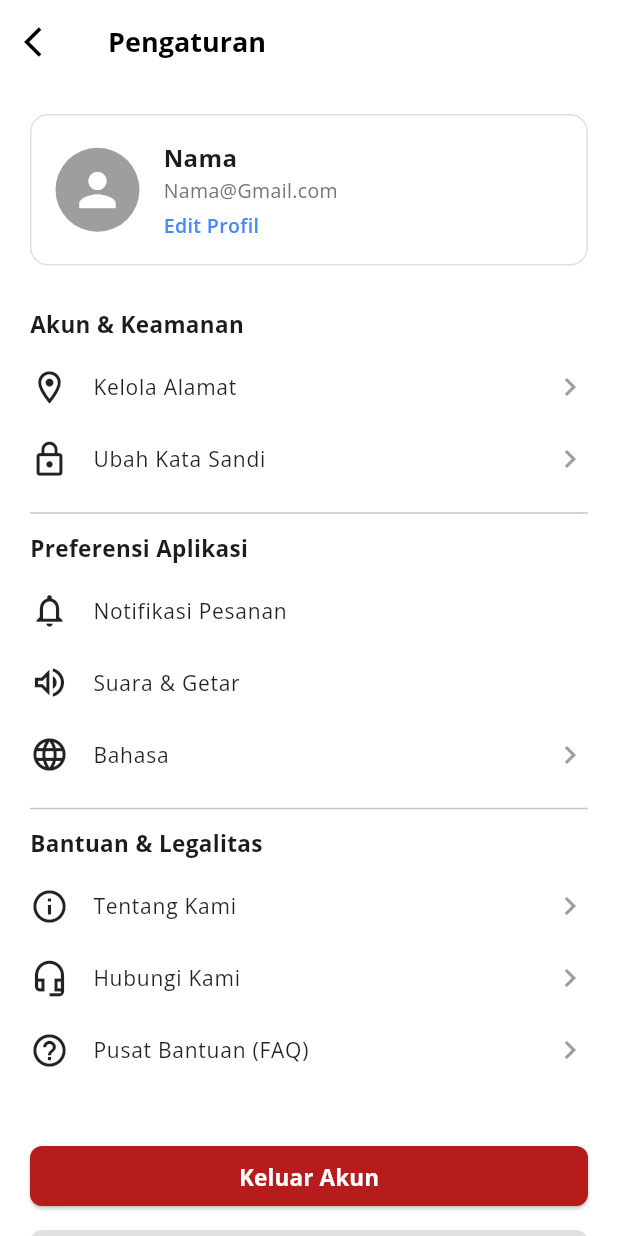
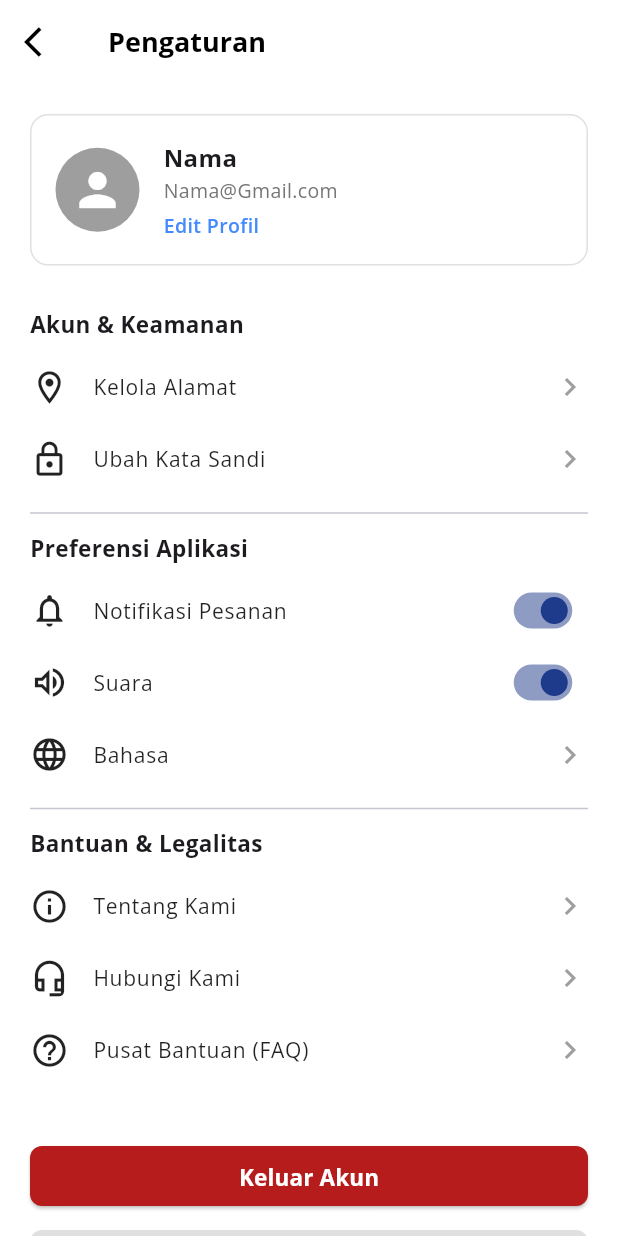
Before and after one commit to Bagus550/bantu-in-project, a Flutter app: the UserSetting screen opened directly, on a phone screen of 412 x 824 dp. Run offline on Flutter 3.47's test engine with Material 3 defaults, Android fonts, the phone set to English and light mode, and no system bars; our stand-ins replace google_fonts.

Commit message:
Dava Hamid Rosyid: UI/UX Specialist & Identity Systems Fixes #23

```diff
--- a/lib/dava/user_setting.dart
+++ b/lib/dava/user_setting.dart
@@ -8,6 +8,8 @@ class UserSetting extends StatefulWidget {
 }
 
 class _UserSettingState extends State<UserSetting> {
+  bool isNotificationOn = true;
+  bool isSuaraOn = true;
   @override
   Widget build(BuildContext context) {
     return Scaffold(
@@ -89,12 +91,19 @@ class _UserSettingState extends State<UserSetting> {
               ),
             ),
             const SizedBox(height: 28),
+            Column(
+              crossAxisAlignment: CrossAxisAlignment.start,
+              children: [
                 const Text(
                   'Akun & Keamanan',
                   style: TextStyle(fontWeight: FontWeight.bold, fontSize: 15),
                 ),
                 const SizedBox(height: 8),
-            _buildMenuItem(Icons.location_on_outlined, 'Kelola Alamat', true),
+                _buildMenuItem(
+                  Icons.location_on_outlined,
+                  'Kelola Alamat',
+                  true,
+                ),
                 _buildMenuItem(Icons.lock_outline, 'Ubah Kata Sandi', true),
                 const Divider(height: 24, thickness: 1),
 
@@ -103,12 +112,56 @@ class _UserSettingState extends State<UserSetting> {
                   style: TextStyle(fontWeight: FontWeight.bold, fontSize: 15),
                 ),
                 const SizedBox(height: 8),
-            _buildMenuItem(
+                ListTile(
+                  contentPadding: EdgeInsets.zero,
+                  visualDensity: const VisualDensity(vertical: -2),
+                  leading: const Icon(
                     Icons.notifications_none,
+                    color: Colors.black87,
+                    size: 26,
+                  ),
+                  title: const Text(
                     'Notifikasi Pesanan',
-              false,
+                    style: TextStyle(fontSize: 14, color: Colors.black87),
                   ),
-            _buildMenuItem(Icons.volume_up_outlined, 'Suara & Getar', false),
+                  trailing: Transform.scale(
+                    scale: 0.75,
+                    child: Switch(
+                      value: isNotificationOn,
+                      activeThumbColor: Theme.of(context).colorScheme.primary,
+                      onChanged: (bool value) {
+                        setState(() {
+                          isNotificationOn = value;
+                        });
+                      },
+                    ),
+                  ),
+                ),
+                ListTile(
+                  contentPadding: EdgeInsets.zero,
+                  visualDensity: const VisualDensity(vertical: -2),
+                  leading: const Icon(
+                    Icons.volume_up_outlined,
+                    color: Colors.black87,
+                    size: 26,
+                  ),
+                  title: const Text(
+                    'Suara',
+                    style: TextStyle(fontSize: 14, color: Colors.black87),
+                  ),
+                  trailing: Transform.scale(
+                    scale: 0.75,
+                    child: Switch(
+                      value: isSuaraOn,
+                      activeThumbColor: Theme.of(context).colorScheme.primary,
+                      onChanged: (bool value) {
+                        setState(() {
+                          isSuaraOn = value;
+                        });
+                      },
+                    ),
+                  ),
+                ),
                 _buildMenuItem(Icons.language, 'Bahasa', true),
                 const Divider(height: 24, thickness: 1),
 
@@ -118,10 +171,15 @@ class _UserSettingState extends State<UserSetting> {
                 ),
                 const SizedBox(height: 8),
                 _buildMenuItem(Icons.info_outline, 'Tentang Kami', true),
-            _buildMenuItem(Icons.headset_mic_outlined, 'Hubungi Kami', true),
+                _buildMenuItem(
+                  Icons.headset_mic_outlined,
+                  'Hubungi Kami',
+                  true,
+                ),
                 _buildMenuItem(Icons.help_outline, 'Pusat Bantuan (FAQ)', true),
                 const SizedBox(height: 36),
-
+              ],
+            ),
             SizedBox(
               width: double.infinity,
               child: ElevatedButton(
--- a/lib/main.dart
+++ b/lib/main.dart
@@ -1,3 +1,4 @@
+import 'package:bantuin/dava/user_setting.dart';
 import 'package:bantuin/ida/lupa_katasandi.dart';
 import 'package:bantuin/ida/register.dart';
 // ignore: unused_import
@@ -39,7 +40,7 @@ class BantuInApp extends StatelessWidget {
       initialRoute: '/',
 
       routes: {
-        '/': (context) => const LupaKatasandi(),
+        '/': (context) => const UserSetting(),
         '/login': (context) => const LoginScreen(),
       },
     );
```
Also changed, not shown: pubspec.lock. Lines whose indentation alone changed are shown as unchanged.
